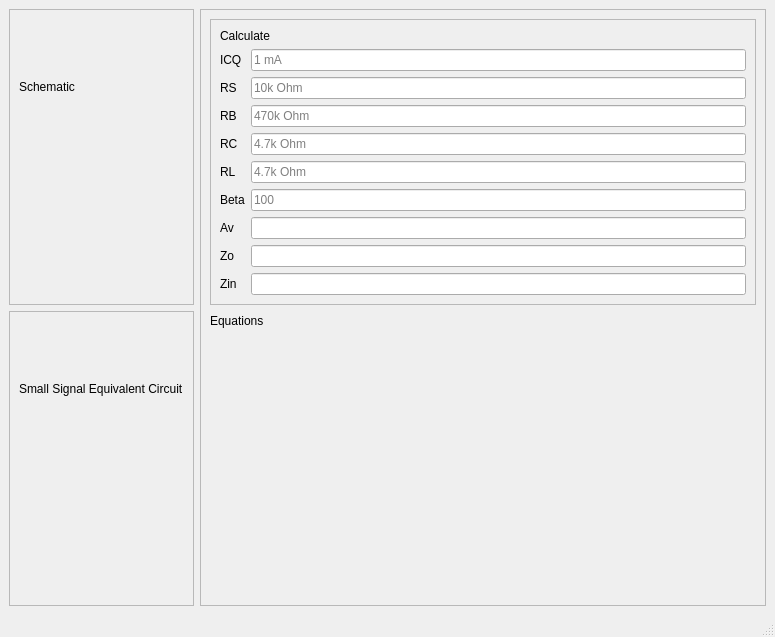
The window that common-emitter-feedback-amplifier/common-emitter.ui (jamesrosssharp/electronics-calculators) describes before a commit, drawn with Qt 5.
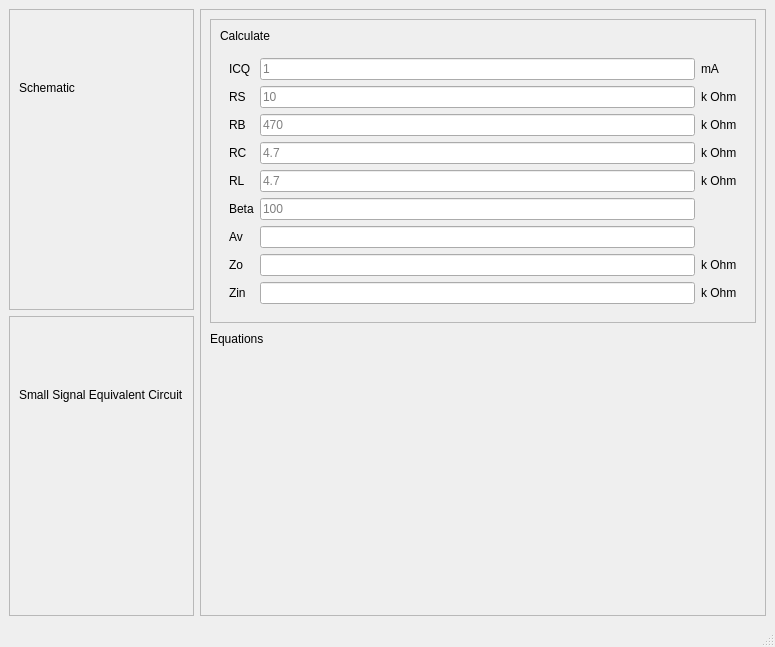
The same window after the commit. Icons and pictures are not drawn.

Commit message: Finished calculator

Patch:
```diff
--- a/common-emitter-feedback-amplifier/common-emitter.ui
+++ b/common-emitter-feedback-amplifier/common-emitter.ui
@@ -7,7 +7,7 @@
     <x>0</x>
     <y>0</y>
     <width>775</width>
-    <height>637</height>
+    <height>647</height>
    </rect>
   </property>
   <property name="windowTitle">
@@ -129,46 +129,65 @@
                  </widget>
                 </item>
                 <item>
-                 <layout class="QFormLayout" name="formLayout">
-                  <property name="fieldGrowthPolicy">
-                   <enum>QFormLayout::AllNonFixedFieldsGrow</enum>
-                  </property>
+                 <widget class="QFrame" name="frame">
+                  <layout class="QGridLayout" name="gridLayout_2">
                   <item row="1" column="0">
-                   <widget class="QLabel" name="label_15">
-                    <property name="text">
-                     <string>ICQ</string>
-                    </property>
-                   </widget>
-                  </item>
-                  <item row="1" column="1">
-                   <widget class="QLineEdit" name="lineEdit">
-                    <property name="placeholderText">
-                     <string>1 mA</string>
-                    </property>
-                   </widget>
-                  </item>
-                  <item row="2" column="1">
-                   <widget class="QLineEdit" name="lineEdit_2">
-                    <property name="placeholderText">
-                     <string>10k Ohm</string>
-                    </property>
-                   </widget>
-                  </item>
-                  <item row="2" column="0">
                    <widget class="QLabel" name="label_14">
                     <property name="text">
                      <string>RS</string>
                     </property>
                    </widget>
                   </item>
-                  <item row="3" column="0">
+                   <item row="1" column="1">
+                    <widget class="QLineEdit" name="RS_Edit">
+                     <property name="placeholderText">
+                      <string>10</string>
+                     </property>
+                    </widget>
+                   </item>
+                   <item row="2" column="0">
                    <widget class="QLabel" name="label_16">
                     <property name="text">
                      <string>RB</string>
                     </property>
                    </widget>
                   </item>
-                  <item row="4" column="0">
+                   <item row="4" column="1">
+                    <widget class="QLineEdit" name="RL_Edit">
+                     <property name="placeholderText">
+                      <string>4.7</string>
+                     </property>
+                    </widget>
+                   </item>
+                   <item row="0" column="0">
+                    <widget class="QLabel" name="label_15">
+                     <property name="text">
+                      <string>ICQ</string>
+                     </property>
+                    </widget>
+                   </item>
+                   <item row="0" column="1">
+                    <widget class="QLineEdit" name="ICQ_Edit">
+                     <property name="placeholderText">
+                      <string>1</string>
+                     </property>
+                    </widget>
+                   </item>
+                   <item row="2" column="1">
+                    <widget class="QLineEdit" name="RB_Edit">
+                     <property name="placeholderText">
+                      <string>470</string>
+                     </property>
+                    </widget>
+                   </item>
+                   <item row="7" column="0">
+                    <widget class="QLabel" name="label_21">
+                     <property name="text">
+                      <string>Zo</string>
+                     </property>
+                    </widget>
+                   </item>
+                   <item row="3" column="0">
                    <widget class="QLabel" name="label_17">
                     <property name="text">
                      <string>RC</string>
@@ -176,99 +195,128 @@
                    </widget>
                   </item>
                   <item row="3" column="1">
-                   <widget class="QLineEdit" name="lineEdit_3">
+                    <widget class="QLineEdit" name="RC_Edit">
                     <property name="placeholderText">
-                     <string>470k Ohm</string>
+                      <string>4.7</string>
                     </property>
                    </widget>
                   </item>
-                  <item row="4" column="1">
-                   <widget class="QLineEdit" name="lineEdit_4">
-                    <property name="placeholderText">
-                     <string>4.7k Ohm</string>
-                    </property>
-                   </widget>
-                  </item>
-                  <item row="5" column="1">
-                   <widget class="QLineEdit" name="lineEdit_5">
-                    <property name="placeholderText">
-                     <string>4.7k Ohm</string>
-                    </property>
-                   </widget>
-                  </item>
-                  <item row="6" column="1">
-                   <widget class="QLineEdit" name="lineEdit_6">
-                    <property name="placeholderText">
-                     <string>100</string>
-                    </property>
-                   </widget>
-                  </item>
-                  <item row="7" column="1">
-                   <widget class="QLineEdit" name="lineEdit_7">
-                    <property name="enabled">
-                     <bool>true</bool>
-                    </property>
-                    <property name="readOnly">
-                     <bool>true</bool>
-                    </property>
-                   </widget>
-                  </item>
-                  <item row="8" column="1">
-                   <widget class="QLineEdit" name="lineEdit_8">
-                    <property name="enabled">
-                     <bool>true</bool>
-                    </property>
-                    <property name="readOnly">
-                     <bool>true</bool>
-                    </property>
-                   </widget>
-                  </item>
-                  <item row="9" column="1">
-                   <widget class="QLineEdit" name="lineEdit_9">
-                    <property name="enabled">
-                     <bool>true</bool>
-                    </property>
-                    <property name="readOnly">
-                     <bool>true</bool>
-                    </property>
-                   </widget>
-                  </item>
-                  <item row="5" column="0">
+                   <item row="4" column="0">
                    <widget class="QLabel" name="label_18">
                     <property name="text">
                      <string>RL</string>
                     </property>
                    </widget>
                   </item>
-                  <item row="6" column="0">
+                   <item row="5" column="0">
                    <widget class="QLabel" name="label_19">
                     <property name="text">
                      <string>Beta</string>
                     </property>
                    </widget>
                   </item>
-                  <item row="7" column="0">
+                   <item row="5" column="1">
+                    <widget class="QLineEdit" name="Beta_Edit">
+                     <property name="placeholderText">
+                      <string>100</string>
+                     </property>
+                    </widget>
+                   </item>
+                   <item row="6" column="0">
                    <widget class="QLabel" name="label_20">
                     <property name="text">
                      <string>Av</string>
                     </property>
                    </widget>
                   </item>
+                   <item row="6" column="1">
+                    <widget class="QLineEdit" name="Av_Edit">
+                     <property name="enabled">
+                      <bool>true</bool>
+                     </property>
+                     <property name="readOnly">
+                      <bool>true</bool>
+                     </property>
+                    </widget>
+                   </item>
+                   <item row="7" column="1">
+                    <widget class="QLineEdit" name="Zo_Edit">
+                     <property name="enabled">
+                      <bool>true</bool>
+                     </property>
+                     <property name="readOnly">
+                      <bool>true</bool>
+                     </property>
+                    </widget>
+                   </item>
                   <item row="8" column="0">
-                   <widget class="QLabel" name="label_21">
-                    <property name="text">
-                     <string>Zo</string>
-                    </property>
-                   </widget>
-                  </item>
-                  <item row="9" column="0">
                    <widget class="QLabel" name="label_22">
                     <property name="text">
                      <string>Zin</string>
                     </property>
                    </widget>
                   </item>
-                 </layout>
+                   <item row="8" column="1">
+                    <widget class="QLineEdit" name="Zin_Edit">
+                     <property name="enabled">
+                      <bool>true</bool>
+                     </property>
+                     <property name="readOnly">
+                      <bool>true</bool>
+                     </property>
+                    </widget>
+                   </item>
+                   <item row="0" column="2">
+                    <widget class="QLabel" name="label">
+                     <property name="text">
+                      <string>mA</string>
+                     </property>
+                    </widget>
+                   </item>
+                   <item row="1" column="2">
+                    <widget class="QLabel" name="label_2">
+                     <property name="text">
+                      <string>k Ohm</string>
+                     </property>
+                    </widget>
+                   </item>
+                   <item row="2" column="2">
+                    <widget class="QLabel" name="label_3">
+                     <property name="text">
+                      <string>k Ohm</string>
+                     </property>
+                    </widget>
+                   </item>
+                   <item row="3" column="2">
+                    <widget class="QLabel" name="label_4">
+                     <property name="text">
+                      <string>k Ohm</string>
+                     </property>
+                    </widget>
+                   </item>
+                   <item row="4" column="2">
+                    <widget class="QLabel" name="label_5">
+                     <property name="text">
+                      <string>k Ohm</string>
+                     </property>
+                    </widget>
+                   </item>
+                   <item row="7" column="2">
+                    <widget class="QLabel" name="label_6">
+                     <property name="text">
+                      <string>k Ohm</string>
+                     </property>
+                    </widget>
+                   </item>
+                   <item row="8" column="2">
+                    <widget class="QLabel" name="label_23">
+                     <property name="text">
+                      <string>k Ohm</string>
+                     </property>
+                    </widget>
+                   </item>
+                  </layout>
+                 </widget>
                 </item>
                </layout>
               </item>
```
Left out of the diff: 71 changed lines with no effect on the pictures. Lines whose indentation alone changed are shown as unchanged. The commit also changes 2 other files.
